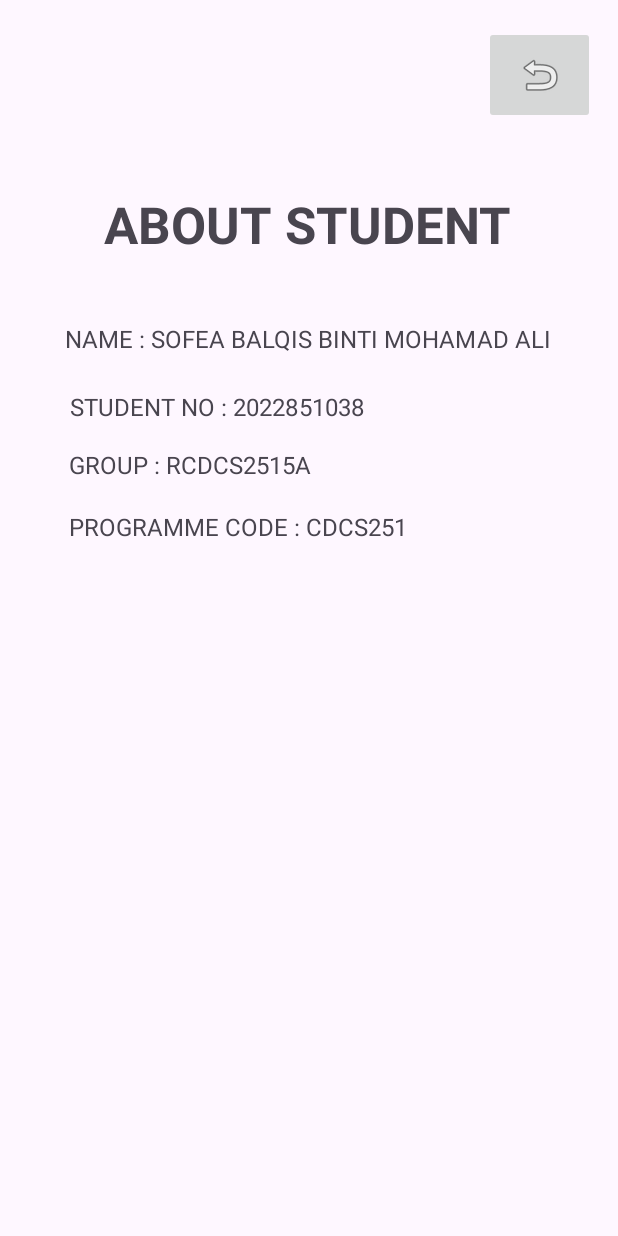
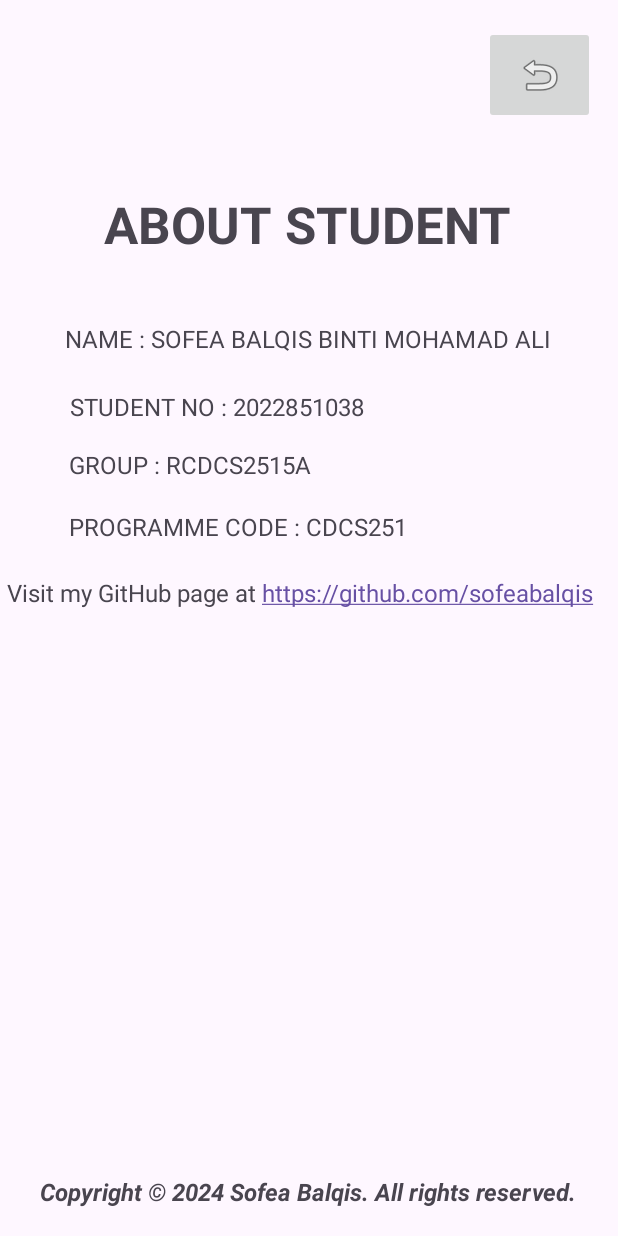
Before and after one commit to sofeabalqiss/Bill_Estimator, an Android app: the AboutActivity screen opened directly, with no data from a screen before it, on a phone screen of 412 x 824 dp. Run offline under Robolectric (Android 15) with nearby library versions, the phone set to English and light mode, and no system bars.

Commit message:
Initial Commit

```diff
--- a/app/src/main/java/com/example/billestimator/AboutActivity.kt
+++ b/app/src/main/java/com/example/billestimator/AboutActivity.kt
@@ -1,29 +1,37 @@
 package com.example.billestimator
 
+import android.content.Intent
+import android.net.Uri
 import android.os.Bundle
-import androidx.activity.enableEdgeToEdge
 import androidx.appcompat.app.AppCompatActivity
-import androidx.core.view.ViewCompat
-import androidx.core.view.WindowInsetsCompat
 import android.widget.ImageButton
+import android.widget.TextView
 
 class AboutActivity : AppCompatActivity() {
+
     override fun onCreate(savedInstanceState: Bundle?) {
         super.onCreate(savedInstanceState)
-        enableEdgeToEdge()
         setContentView(R.layout.activity_about)
 
-        ViewCompat.setOnApplyWindowInsetsListener(findViewById(R.id.main)) { v, insets ->
-            val systemBars = insets.getInsets(WindowInsetsCompat.Type.systemBars())
-            v.setPadding(systemBars.left, systemBars.top, systemBars.right, systemBars.bottom)
-            insets
-        }
-        val revertButton: ImageButton = findViewById(R.id.imageButton2)
+        // GitHub Link TextView
+        val githubLinkTextView: TextView = findViewById(R.id.textView11)
 
-        revertButton.setOnClickListener {
-            // Finish this activity and go back to the previous one (MainActivity)
-            finish()
+        // Set the GitHub URL dynamically using string resources
+        val githubUrl = "https://github.com/sofeabalqis"
+        val linkText = getString(R.string.visit_github, githubUrl)
+
+        githubLinkTextView.text = linkText
+
+        // Make the GitHub URL clickable
+        githubLinkTextView.setOnClickListener {
+            val intent = Intent(Intent.ACTION_VIEW, Uri.parse(githubUrl))
+            startActivity(intent) // Open the URL in a browser
         }
 
+        // Revert button functionality (already in place)
+        val revertButton: ImageButton = findViewById(R.id.imageButton2)
+        revertButton.setOnClickListener {
+            finish() // Go back to the previous activity
+        }
     }
 }
--- a/app/src/main/res/layout/activity_about.xml
+++ b/app/src/main/res/layout/activity_about.xml
@@ -87,4 +87,32 @@
         app:layout_constraintVertical_bias="0.023"
         app:srcCompat="@android:drawable/ic_menu_revert" />
 
+    <TextView
+        android:id="@+id/textView10"
+        android:layout_width="wrap_content"
+        android:layout_height="wrap_content"
+        android:text="@string/copyright_2024_sofea_balqis_all_rights_reserved"
+        android:textSize="16sp"
+        android:textStyle="bold|italic"
+        app:layout_constraintBottom_toBottomOf="parent"
+        app:layout_constraintEnd_toEndOf="parent"
+        app:layout_constraintHorizontal_bias="0.49"
+        app:layout_constraintStart_toStartOf="parent"
+        app:layout_constraintTop_toBottomOf="@+id/textView9"
+        app:layout_constraintVertical_bias="0.958" />
+
+    <TextView
+        android:id="@+id/textView11"
+        android:layout_width="wrap_content"
+        android:layout_height="wrap_content"
+        android:autoLink="web"
+        android:text="@string/visit_github"
+        android:textSize="16sp"
+        app:layout_constraintBottom_toBottomOf="parent"
+        app:layout_constraintEnd_toEndOf="parent"
+        app:layout_constraintHorizontal_bias="0.228"
+        app:layout_constraintStart_toStartOf="parent"
+        app:layout_constraintTop_toTopOf="@+id/textView9"
+        app:layout_constraintVertical_bias="0.095" />
+
 </androidx.constraintlayout.widget.ConstraintLayout>
--- a/app/src/main/res/values/strings.xml
+++ b/app/src/main/res/values/strings.xml
@@ -19,4 +19,6 @@
     <string name="student_no_2022851038">STUDENT NO : 2022851038</string>
     <string name="group_rcdcs2515a">GROUP : RCDCS2515A</string>
     <string name="programme_code_cdcs251">PROGRAMME CODE : CDCS251</string>
+    <string name="copyright_2024_sofea_balqis_all_rights_reserved">Copyright © 2024 Sofea Balqis. All rights reserved.</string>
+    <string name="visit_github">Visit my GitHub page at %1$s</string>
 </resources>
```
